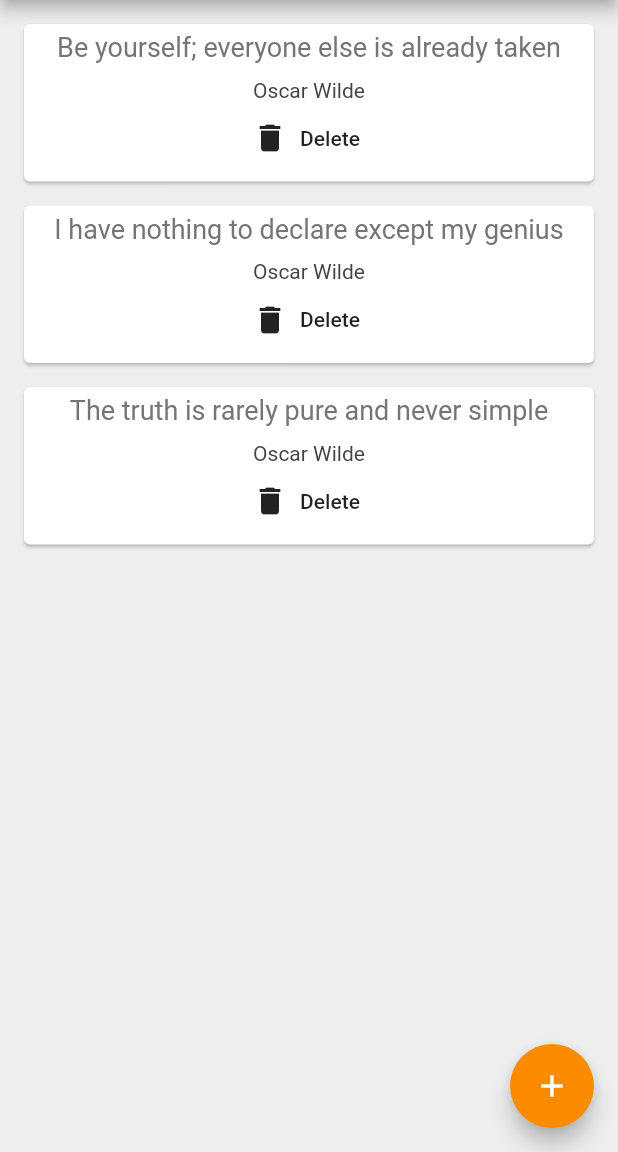
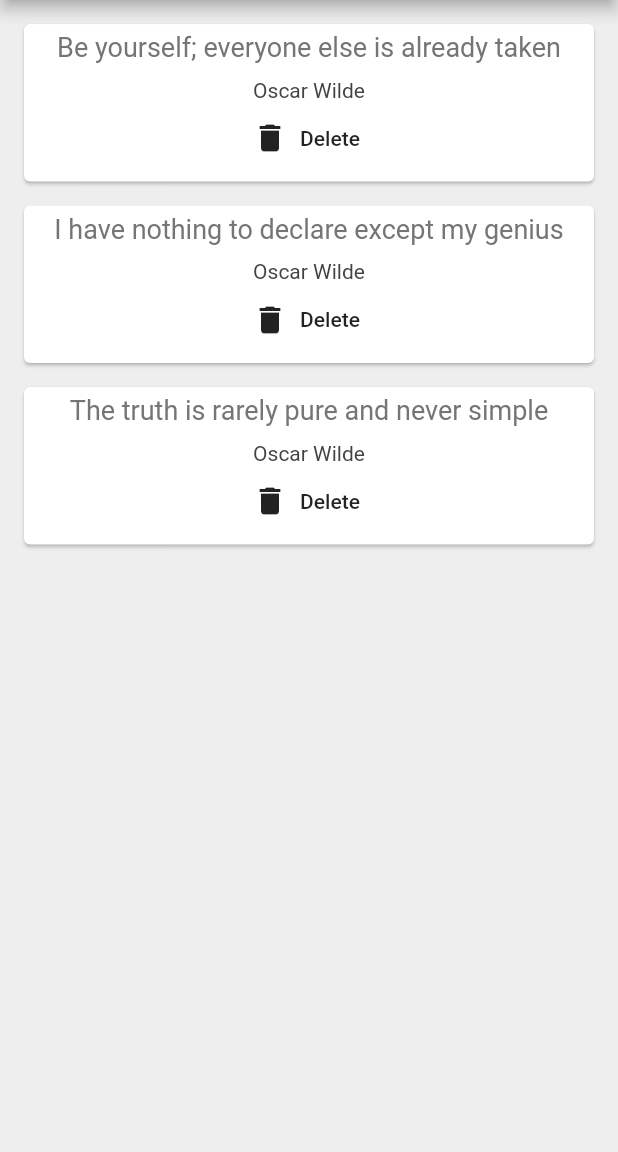
Before and after one commit to prabhavdogra/quotes_app, a Flutter app: the screen it shows after launch, on a phone screen of 412 x 824 dp, the part 84-1236 px from its top. Run offline on Flutter 3.47's test engine with Material 2 defaults, Android fonts, the phone set to English and light mode, and no system bars; Roboto replaces fonts that are missing (Arial).

Commit message:
fixed smthg 2

```diff
--- a/lib/main.dart
+++ b/lib/main.dart
@@ -59,11 +59,6 @@ class _MyAppState extends State<MyApp> {
             ),
           ),
         ),
-        floatingActionButton: FloatingActionButton(
-          child: Icon(Icons.add),
-          onPressed: () {},
-          backgroundColor: Colors.orange[600],
-        ),
       ),
     );
   }
```
